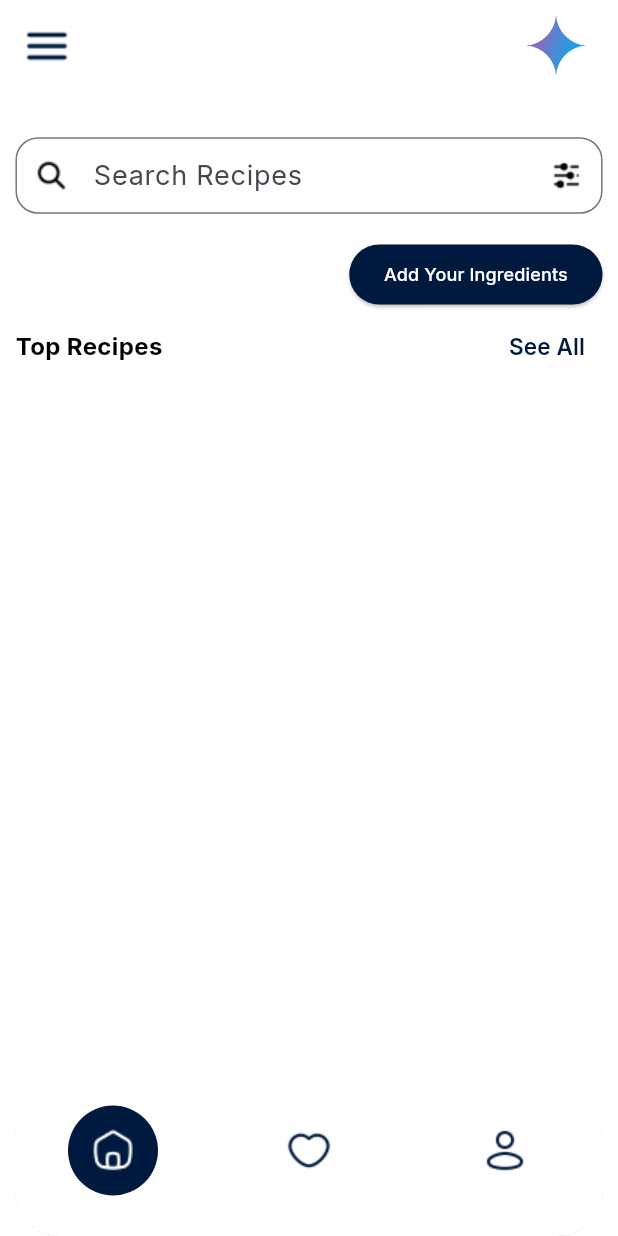
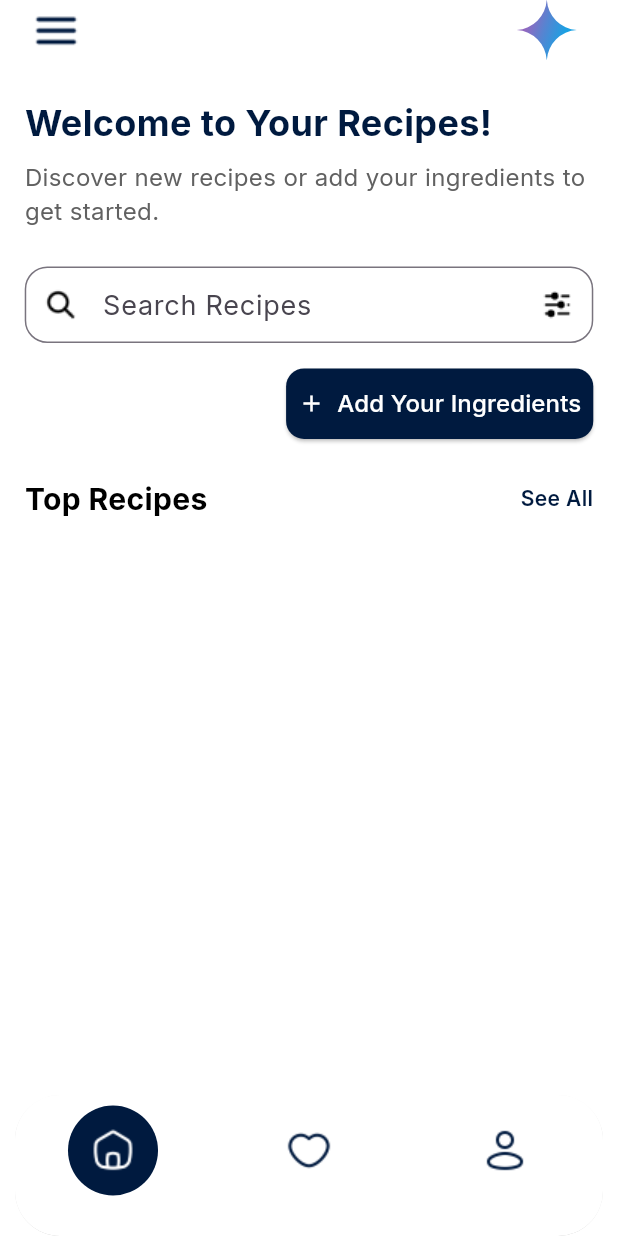
Before and after one commit to Mohamedihab29592/meal-recommendation-B1, a Flutter app: the NavBarPage screen opened by its route, on a phone screen of 412 x 824 dp. Run offline on Flutter 3.47's test engine with Material 3 defaults, Android fonts, the phone set to English and light mode, and no system bars; our stand-ins replace awesome_dialog, badges, bloc, cloud_firestore, dartz, device_preview and 18 more; missing offline and left inert: fading_edge_scrollview, pexels_client; accounts and stored records are empty; project files that could hold a hidden picture were left out.

Commit message:
+ Improved the Home Page UI + Improved the Delete Logic and Used Key reuses widgets efficiently, avoiding unnecessary rebuilds.

```diff
--- a/lib/features/home/persentation/Cubits/HomeCubit/HomeCubit.dart
+++ b/lib/features/home/persentation/Cubits/HomeCubit/HomeCubit.dart
@@ -4,22 +4,39 @@ import '../../../data/data_source/data_source.dart';
 import 'HomeState.dart';
 
 class HomeCubit extends Cubit<HomeState> {
-String? idDoc;
   HomeCubit() : super(InintialState());
+  String? idDoc;
+
   List<QueryDocumentSnapshot> dataa = [];
   DataSource datasource = DataSource();
 
-   getdata() async {
+  Future<void> getdata() async {
     emit(IsLoadingHome());
     try {
-        dataa=await datasource.getdata();
+      dataa.clear(); // Clear existing data
+      dataa = await datasource.getdata(); // Fetch new data
       emit(SuccessState(dataa));
-      print(dataa);
     } catch (e) {
-      print(e);
-      emit(FailureState(
-        errorMessage: "$e",
-      ));
+      emit(FailureState(errorMessage: "$e"));
+    }
+  }
+
+  void deleteRecipe(String id) async {
+    emit(IsLoadingHome());
+    try {
+      // Query the database and delete the recipe
+      QuerySnapshot snapshot = await FirebaseFirestore.instance
+          .collection("Recipes")
+          .where("id", isEqualTo: id)
+          .get();
+
+      for (var doc in snapshot.docs) {
+        await doc.reference.delete();
+      }
+      // Refresh the data after deletion
+      await getdata();
+    } catch (e) {
+      emit(FailureState(errorMessage: 'Failed to delete recipe.'));
     }
   }
 }
--- a/lib/features/home/persentation/Screens/HomePage.dart
+++ b/lib/features/home/persentation/Screens/HomePage.dart
@@ -4,6 +4,7 @@ import 'package:dartz/dartz.dart';
 import 'package:firebase_core/firebase_core.dart';
 import 'package:flutter/material.dart';
 import 'package:flutter_bloc/flutter_bloc.dart';
+import 'package:get_it/get_it.dart';
 import 'package:meal_recommendation_b1/core/routes/app_routes.dart';
 import 'package:meal_recommendation_b1/core/utiles/app_colors.dart';
 import 'package:meal_recommendation_b1/core/utiles/extentions.dart';
@@ -21,35 +22,52 @@ class HomePage extends StatelessWidget {
   final Assets asset = Assets();
   final AppColors appColors = AppColors();
   final DataSource data = DataSource();
-  String? name,idDoc;
+  String? name, idDoc;
 
   @override
   Widget build(BuildContext context) {
     final screenSize = MediaQuery.of(context).size;
 
-    return
-      Scaffold(
-        body: Padding(
-          padding: EdgeInsets.all(screenSize.width * 0.025),
-          // Responsive padding
-          child: SafeArea(
+    return Scaffold(
+      body: SafeArea(
+        child: SingleChildScrollView(
+          child: Padding(
+            padding: EdgeInsets.symmetric(horizontal: screenSize.width * 0.04),
             child: Column(
-              crossAxisAlignment: CrossAxisAlignment.end,
+              crossAxisAlignment: CrossAxisAlignment.start,
               children: [
-                // AppBar
+                // Custom AppBar with profile menu and navigation
                 CustomAppbar(
-                  ontapleft: () {
-
-                  },
+                  ontapleft: () {},
                   ontapright: () {
                     context.pushNamed(AppRoutes.geminiRecipe);
                   },
                   leftImage: Assets.icProfileMenu,
                 ),
-                SizedBox(height: screenSize.height * 0.05),
-                // Responsive spacing
+                SizedBox(height: screenSize.height * 0.03),
 
-                // Search
+                // Welcome Text
+                const Text(
+                  "Welcome to Your Recipes!",
+                  style: TextStyle(
+                    fontSize: 24,
+                    fontWeight: FontWeight.bold,
+                    color: AppColors.primary,
+                  ),
+                ),
+                SizedBox(height: screenSize.height * 0.01),
+
+                // Subtitle
+                Text(
+                  "Discover new recipes or add your ingredients to get started.",
+                  style: TextStyle(
+                    fontSize: 16,
+                    color: Colors.grey[700],
+                  ),
+                ),
+                SizedBox(height: screenSize.height * 0.03),
+
+                // Search Bar with Filter Icon
                 TextFormField(
                   autocorrect: true,
                   decoration: InputDecoration(
@@ -57,11 +75,13 @@ class HomePage extends StatelessWidget {
                     hintText: "Search Recipes",
                     border: OutlineInputBorder(
                       borderRadius: BorderRadius.circular(15),
-                      borderSide: const BorderSide(color: Colors.black, width: 1),
+                      borderSide:
+                          BorderSide(color: Colors.grey[400]!, width: 1),
                     ),
                     focusedBorder: OutlineInputBorder(
                       borderRadius: BorderRadius.circular(15),
-                      borderSide: const BorderSide(color: Colors.black, width: 1),
+                      borderSide: const BorderSide(
+                          color: AppColors.primary, width: 1.5),
                     ),
                       suffixIcon: Image.asset(Assets.icFilter,
                           color: Colors.black, height: 25),
@@ -69,124 +89,184 @@ class HomePage extends StatelessWidget {
                           color: Colors.black, height: 25),
                   ),
                 ),
+                SizedBox(height: screenSize.height * 0.02),
 
                 // Add Ingredients Button
-                SizedBox(height: screenSize.height * 0.02),
-                // Responsive spacing
-                ElevatedButton(
+                Row(
+                  mainAxisAlignment: MainAxisAlignment.end,
+                  children: [
+                    ElevatedButton.icon(
                       onPressed: () {
                         Navigator.of(context).pushNamed(AppRoutes.addRecipes);
                       },
                       style: ElevatedButton.styleFrom(
-                      backgroundColor: AppColors.primary),
-                  child: Text(
+                        backgroundColor: AppColors.primary,
+                        shape: RoundedRectangleBorder(
+                          borderRadius: BorderRadius.circular(12),
+                        ),
+                        padding: const EdgeInsets.symmetric(
+                            vertical: 12, horizontal: 8),
+                      ),
+                      icon: const Icon(Icons.add, color: Colors.white),
+                      label: const Text(
                         "Add Your Ingredients",
-                    style: TextStyle(
-                        color: Colors.white,
-                        fontSize: screenSize.width < 600
-                            ? 12
-                            : 16), // Responsive font size
+                        style: TextStyle(fontSize: 16, color: Colors.white),
                       ),
                     ),
+                  ],
+                ),
+                SizedBox(height: screenSize.height * 0.03),
 
-                // Top Recipes & View All
-                CustomeTextRow(leftText: "Top Recipes", rightText: "See All"),
+                // Top Recipes Header with "See All"
+                Row(
+                  mainAxisAlignment: MainAxisAlignment.spaceBetween,
+                  children: [
+                    const Text(
+                      "Top Recipes",
+                      style: TextStyle(
+                        fontSize: 20,
+                        fontWeight: FontWeight.bold,
+                        color: Colors.black,
+                      ),
+                    ),
+                    GestureDetector(
+                      onTap: () {
+                        context.pushNamed(AppRoutes.seeAll);
+                      },
+                      child: const Text(
+                        "See All",
+                        style: TextStyle(
+                          fontSize: 14,
+                          color: AppColors.primary,
+                          fontWeight: FontWeight.w600,
+                        ),
+                      ),
+                    ),
+                  ],
+                ),
+                SizedBox(height: screenSize.height * 0.02),
 
-                // Card ==> Description Meal
+                // Recipes List
                 BlocBuilder<HomeCubit, HomeState>(
                   builder: (context, state) {
                     if (state is IsLoadingHome) {
                       return const Center(child: CircularProgressIndicator());
                     } else if (state is SuccessState) {
-                      return SizedBox(
-                        height: screenSize.height * 0.46, // Responsive height
-                        child: ListView.builder(
-                          itemCount:
-                              BlocProvider.of<HomeCubit>(context).dataa.length,
-                          itemBuilder: (context, index) => InkWell(
+                      return SingleChildScrollView(
+                        child: Column(
+                          children: BlocProvider.of<HomeCubit>(context)
+                              .dataa
+                              .asMap()
+                              .entries
+                              .map((entry) {
+                            var index = entry.key;
+                            var meal = entry.value;
+
+                            return InkWell(
                               onTap: () async {
-                              final detailsCubit = BlocProvider.of<DetailsCubit>(context); // Ensure it's available
+                                final detailsCubit =
+                                    BlocProvider.of<DetailsCubit>(
+                                        context); // Ensure it's available
                                 detailsCubit.getDetailsData(context);
-                              detailsCubit.reff = BlocProvider.of<HomeCubit>(context).dataa[index]['typeofmeal'];
+                                detailsCubit.reff =
+                                    BlocProvider.of<HomeCubit>(context)
+                                        .dataa[index]['typeofmeal'];
 
                                 context.pushNamed(AppRoutes.detailsPage);
                               },
                               child: CustomeRecipesCard(
-                              //delete meal
+                                key: ValueKey(meal["id"]),
+                                // Add a unique key
                                 ontapDelete: () {
-                                // Get the idDoc from the HomeCubit
-                                String idDoc = BlocProvider.of<HomeCubit>(context).dataa[index]["id"];
-
-                                AwesomeDialog(
+                                  String mealId = meal["id"];
+                                  showDeleteDialog(
                                     context: context,
-                                  dialogType: DialogType.info,
-                                  animType: AnimType.rightSlide,
-                                  title: 'Delete Meal',
-                                  desc: 'Are you sure you want to delete this meal?',
-                                  btnCancelOnPress: () {
-                                    Navigator.of(context).pop(); // Close the dialog without action
+                                    mealId: mealId,
+                                    onSuccess: () {
+                                      BlocProvider.of<HomeCubit>(context)
+                                          .deleteRecipe(mealId);
                                     },
-                                  btnOkOnPress: () async {
-                                    try {
-                                      print("Attempting to delete document with ID: $idDoc");
-
-                                      QuerySnapshot snapshot = await FirebaseFirestore.instance
-                                          .collection("Recipes")
-                                          .where("id", isEqualTo: idDoc) // Match the field 'id'
-                                          .get();
-                                      // Check if any documents were found
-                                      if (snapshot.docs.isNotEmpty) {
-                                        for (var doc in snapshot.docs) {
-                                          await doc.reference.delete();
-                                          print("Successfully deleted document ID: ${doc.id}");
-                                        }
-                                        ScaffoldMessenger.of(context).showSnackBar(
-                                            const SnackBar(content: Text('Meal deleted successfully!'))
                                   );
-                                      } else {
-                                        print("No document found with ID: $idDoc");
-                                        ScaffoldMessenger.of(context).showSnackBar(
-                                            const SnackBar(content: Text('No meal found to delete!'))
+                                },
+                                ontapFav: () {
+                                  // Add to favorite functionality
+                                },
+                                firsttext: meal["typeofmeal"] ?? "",
+                                ingrediantes:
+                                    "${meal["NOingrediantes"] ?? 0} ingredients",
+                                time: "${meal["time"] ?? 0} min",
+                                middleText: meal["mealName"] ?? "",
+                                image: meal["image"] ?? "",
+                              ),
                             );
-                                      }
-                                      Navigator.of(context).pushReplacementNamed(AppRoutes.navBar);
-                                    } catch (e) {
-                                      print("Error deleting document: $e");
-                                      ScaffoldMessenger.of(context).showSnackBar(
-                                          SnackBar(content: Text('Failed to delete meal: $e'))
-                                      );
-                                    }
-                                  },
-                                ).show();
-                              },
-
-                              //fav button
-                              ontapFav: () {},
-                              firsttext:
-                                  "${BlocProvider.of<HomeCubit>(context).dataa[index]["typeofmeal"]}",
-                              ingrediantes:
-                                  "${BlocProvider.of<HomeCubit>(context).dataa[index]["NOingrediantes"]} ingredients",
-                              time:
-                                  "${BlocProvider.of<HomeCubit>(context).dataa[index]["time"]} min",
-                              middleText:
-                                  "${BlocProvider.of<HomeCubit>(context).dataa[index]["mealName"]}",
-                              image:
-                                  "${BlocProvider.of<HomeCubit>(context).dataa[index]["image"]}",
-                            ),
-                          ),
+                          }).toList(),
                         ),
                       );
                     } else if (state is FailureState) {
-                      return Center(child: Text("${state.errorMessage}"));
+                      return Center(
+                          child: Text(state.errorMessage ?? "Error!"));
                     } else {
-                      return Container();
+                      return const SizedBox.shrink();
                     }
                   },
+                )
+              ],
             ),
-              ],
           ),
         ),
       ),
     );
   }
 }
+
+Future<void> showDeleteDialog({
+  required BuildContext context,
+  required String mealId,
+  required VoidCallback onSuccess,
+}) async {
+  AwesomeDialog(
+    context: context,
+    dialogType: DialogType.warning,
+    animType: AnimType.rightSlide,
+    title: 'Delete Meal',
+    desc: 'Are you sure you want to delete this meal?',
+    btnCancelOnPress: () {
+      // Optional: Perform actions on cancel
+    },
+    btnOkOnPress: () async {
+      try {
+        print("Attempting to delete document with ID: $mealId");
+
+        // Query the Firestore collection for the document matching the given ID
+        QuerySnapshot snapshot = await FirebaseFirestore.instance
+            .collection("Recipes")
+            .where("id", isEqualTo: mealId) // Match the field 'id'
+            .get();
+
+        if (snapshot.docs.isNotEmpty) {
+          // Delete all matching documents
+          for (var doc in snapshot.docs) {
+            await doc.reference.delete();
+            print("Successfully deleted document ID: ${doc.id}");
+          }
+          // Show success message
+          ScaffoldMessenger.of(context).showSnackBar(
+            const SnackBar(content: Text('Meal deleted successfully!')),
+          );
+          // Trigger success callback to refresh UI or perform navigation
+          onSuccess();
+        } else {
+          print("No document found with ID: $mealId");
+          ScaffoldMessenger.of(context).showSnackBar(
+            const SnackBar(content: Text('No meal found to delete!')),
+          );
+        }
+      } catch (e) {
+        print("Error deleting document: $e");
+        ScaffoldMessenger.of(context).showSnackBar(
+          SnackBar(content: Text('Failed to delete meal: $e')),
+        );
+      }
+    },
+  ).show();
+}
```
Also changed, not shown: lib/features/home/persentation/Screens/AddRecipes.dart (+5 -5 lines), lib/main.dart (+2 -6 lines). Lines whose indentation alone changed are shown as unchanged.
